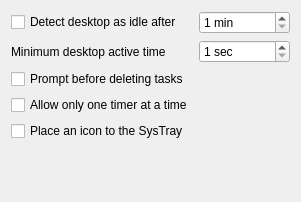
Before: the Qt Designer form ktimetracker/cfgbehavior.ui in chusopr/kdepim-ktimetracker-akonadi, drawn with Qt 5.
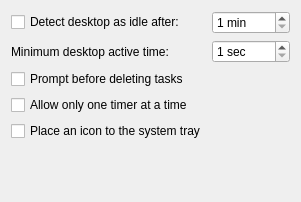
After: the same form once the commit is applied.

```diff
--- a/ktimetracker/cfgbehavior.ui
+++ b/ktimetracker/cfgbehavior.ui
@@ -13,7 +13,7 @@
    <item row="0" column="0" >
     <widget class="QCheckBox" name="kcfg_enabled" >
      <property name="text" >
-      <string>Detect desktop as idle after</string>
+      <string>Detect desktop as idle after:</string>
      </property>
     </widget>
    </item>
@@ -33,7 +33,7 @@
    <item row="1" column="0" >
     <widget class="QLabel" name="label" >
      <property name="text" >
-      <string>Minimum desktop active time</string>
+      <string>Minimum desktop active time:</string>
      </property>
     </widget>
    </item>
@@ -70,7 +70,7 @@
    <item row="4" column="0" >
     <widget class="QCheckBox" name="kcfg_trayIcon" >
      <property name="text" >
-      <string>Place an icon to the SysTray</string>
+      <string>Place an icon to the system tray</string>
      </property>
     </widget>
    </item>
```
